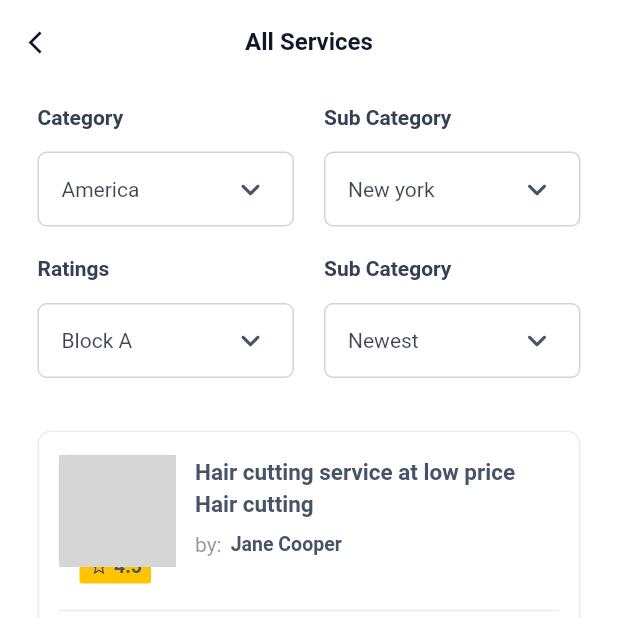
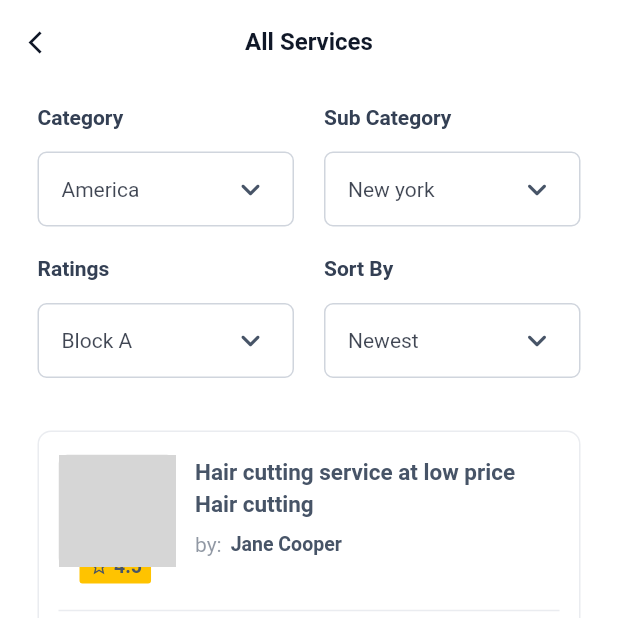
Before and after one commit to santhosh2119/qixer-app, a Flutter app: the AllServicePage screen opened directly, on a phone screen of 412 x 824 dp, the top half of it. Run offline on Flutter 3.47's test engine with Material 2 defaults, Android fonts, the phone set to English and light mode, and no system bars; drawn by our look-alikes of auto_size_text, cached_network_image; our stand-ins replace carousel_slider, flutter_spinkit, flutter_svg, fluttertoast, intl_phone_field, page_transition and 4 more; missing offline and left inert: flutterzilla_fixed_grid; network calls fail; grey boxes are pictures that could not be loaded.

Commit message:
search filter popup frontend done

```diff
--- a/lib/view/services/all_services_page.dart
+++ b/lib/view/services/all_services_page.dart
@@ -1,6 +1,7 @@
 import 'package:flutter/material.dart';
 import 'package:provider/provider.dart';
 import 'package:qixer/service/all_services_service.dart';
+import 'package:qixer/view/services/components/service_filter_dropdowns.dart';
 import 'package:qixer/view/services/service_details_page.dart';
 import 'package:qixer/view/utils/common_helper.dart';
 import 'package:qixer/view/utils/constant_colors.dart';
@@ -27,236 +28,8 @@ class AllServicePage extends StatelessWidget {
               const SizedBox(
                 height: 14,
               ),
-              //Dropdown
-              Row(
-                children: [
-                  // Category dropdown
-                  provider.categoryDropdown.isNotEmpty
-                      ? Expanded(
-                          child: Column(
-                          crossAxisAlignment: CrossAxisAlignment.start,
-                          children: [
-                            CommonHelper().labelCommon("Category"),
-                            Container(
-                              width: double.infinity,
-                              padding:
-                                  const EdgeInsets.symmetric(horizontal: 15),
-                              decoration: BoxDecoration(
-                                border: Border.all(color: cc.greyFive),
-                                borderRadius: BorderRadius.circular(6),
-                              ),
-                              child: DropdownButtonHideUnderline(
-                                child: DropdownButton<String>(
-                                  // menuMaxHeight: 200,
-                                  // isExpanded: true,
-                                  value: provider.selectedCategory,
-                                  icon: Icon(Icons.keyboard_arrow_down_rounded,
-                                      color: cc.greyFour),
-                                  iconSize: 26,
-                                  elevation: 17,
-                                  style: TextStyle(color: cc.greyFour),
-                                  onChanged: (newValue) {
-                                    provider.setCategoryValue(newValue);
-
-                                    //setting the id of selected value
-                                    // provider.setId(
-                                    //     provider.valueIndexList[
-                                    //         provider.dropdown
-                                    //             .indexOf(newValue)]);
-                                  },
-                                  items: provider.categoryDropdown
-                                      .map<DropdownMenuItem<String>>((value) {
-                                    return DropdownMenuItem(
-                                      value: value,
-                                      child: Text(
-                                        value,
-                                        style: TextStyle(
-                                            color:
-                                                cc.greyPrimary.withOpacity(.8)),
-                                      ),
-                                    );
-                                  }).toList(),
-                                ),
-                              ),
-                            )
-                          ],
-                        ))
-                      : Container(),
-
-                  // ====================>
-                  const SizedBox(
-                    width: 20,
-                  ),
-                  // Sub Category dropdown
-                  provider.subCategoryDropdown.isNotEmpty
-                      ? Expanded(
-                          child: Column(
-                          crossAxisAlignment: CrossAxisAlignment.start,
-                          children: [
-                            CommonHelper().labelCommon("Sub Category"),
-                            Container(
-                              width: double.infinity,
-                              padding:
-                                  const EdgeInsets.symmetric(horizontal: 15),
-                              decoration: BoxDecoration(
-                                border: Border.all(color: cc.greyFive),
-                                borderRadius: BorderRadius.circular(6),
-                              ),
-                              child: DropdownButtonHideUnderline(
-                                child: DropdownButton<String>(
-                                  // menuMaxHeight: 200,
-                                  // isExpanded: true,
-                                  value: provider.selectedSubCategory,
-                                  icon: Icon(Icons.keyboard_arrow_down_rounded,
-                                      color: cc.greyFour),
-                                  iconSize: 26,
-                                  elevation: 17,
-                                  style: TextStyle(color: cc.greyFour),
-                                  onChanged: (newValue) {
-                                    provider.setSubCategoryValue(newValue);
-
-                                    //setting the id of selected value
-                                    // provider.setId(
-                                    //     provider.valueIndexList[
-                                    //         provider.dropdown
-                                    //             .indexOf(newValue)]);
-                                  },
-                                  items: provider.subCategoryDropdown
-                                      .map<DropdownMenuItem<String>>((value) {
-                                    return DropdownMenuItem(
-                                      value: value,
-                                      child: Text(
-                                        value,
-                                        style: TextStyle(
-                                            color:
-                                                cc.greyPrimary.withOpacity(.8)),
-                                      ),
-                                    );
-                                  }).toList(),
-                                ),
-                              ),
-                            )
-                          ],
-                        ))
-                      : Container()
-                ],
-              ),
-
-              sizedBox20(),
-
-              Row(
-                children: [
-                  // Ratings dropdown
-                  provider.ratingsDropdown.isNotEmpty
-                      ? Expanded(
-                          child: Column(
-                          crossAxisAlignment: CrossAxisAlignment.start,
-                          children: [
-                            CommonHelper().labelCommon("Ratings"),
-                            Container(
-                              width: double.infinity,
-                              padding:
-                                  const EdgeInsets.symmetric(horizontal: 15),
-                              decoration: BoxDecoration(
-                                border: Border.all(color: cc.greyFive),
-                                borderRadius: BorderRadius.circular(6),
-                              ),
-                              child: DropdownButtonHideUnderline(
-                                child: DropdownButton<String>(
-                                  // menuMaxHeight: 200,
-                                  // isExpanded: true,
-                                  value: provider.selectedRatings,
-                                  icon: Icon(Icons.keyboard_arrow_down_rounded,
-                                      color: cc.greyFour),
-                                  iconSize: 26,
-                                  elevation: 17,
-                                  style: TextStyle(color: cc.greyFour),
-                                  onChanged: (newValue) {
-                                    provider.setRatingsValue(newValue);
-
-                                    //setting the id of selected value
-                                    // provider.setId(
-                                    //     provider.valueIndexList[
-                                    //         provider.dropdown
-                                    //             .indexOf(newValue)]);
-                                  },
-                                  items: provider.ratingsDropdown
-                                      .map<DropdownMenuItem<String>>((value) {
-                                    return DropdownMenuItem(
-                                      value: value,
-                                      child: Text(
-                                        value,
-                                        style: TextStyle(
-                                            color:
-                                                cc.greyPrimary.withOpacity(.8)),
-                                      ),
-                                    );
-                                  }).toList(),
-                                ),
-                              ),
-                            )
-                          ],
-                        ))
-                      : Container(),
-
-                  // ====================>
-                  const SizedBox(
-                    width: 20,
-                  ),
-                  // Sort by dropdown
-                  provider.sortByDropdown.isNotEmpty
-                      ? Expanded(
-                          child: Column(
-                          crossAxisAlignment: CrossAxisAlignment.start,
-                          children: [
-                            CommonHelper().labelCommon("Sub Category"),
-                            Container(
-                              width: double.infinity,
-                              padding:
-                                  const EdgeInsets.symmetric(horizontal: 15),
-                              decoration: BoxDecoration(
-                                border: Border.all(color: cc.greyFive),
-                                borderRadius: BorderRadius.circular(6),
-                              ),
-                              child: DropdownButtonHideUnderline(
-                                child: DropdownButton<String>(
-                                  // menuMaxHeight: 200,
-                                  // isExpanded: true,
-                                  value: provider.selectedSortBy,
-                                  icon: Icon(Icons.keyboard_arrow_down_rounded,
-                                      color: cc.greyFour),
-                                  iconSize: 26,
-                                  elevation: 17,
-                                  style: TextStyle(color: cc.greyFour),
-                                  onChanged: (newValue) {
-                                    provider.setSortByValue(newValue);
-
-                                    //setting the id of selected value
-                                    // provider.setId(
-                                    //     provider.valueIndexList[
-                                    //         provider.dropdown
-                                    //             .indexOf(newValue)]);
-                                  },
-                                  items: provider.sortByDropdown
-                                      .map<DropdownMenuItem<String>>((value) {
-                                    return DropdownMenuItem(
-                                      value: value,
-                                      child: Text(
-                                        value,
-                                        style: TextStyle(
-                                            color:
-                                                cc.greyPrimary.withOpacity(.8)),
-                                      ),
-                                    );
-                                  }).toList(),
-                                ),
-                              ),
-                            )
-                          ],
-                        ))
-                      : Container()
-                ],
-              ),
+              //Dropdown ==========>
+              const ServiceFilterDropdowns(),
 
               // Service List ===============>
               const SizedBox(
--- /dev/null
+++ b/lib/view/services/components/service_filter_dropdowns.dart
@@ -0,0 +1,242 @@
+import 'package:flutter/cupertino.dart';
+import 'package:flutter/material.dart';
+import 'package:provider/provider.dart';
+import 'package:qixer/service/all_services_service.dart';
+import 'package:qixer/view/utils/constant_colors.dart';
+import 'package:qixer/view/utils/constant_styles.dart';
+
+import '../../utils/common_helper.dart';
+
+class ServiceFilterDropdowns extends StatelessWidget {
+  const ServiceFilterDropdowns({Key? key}) : super(key: key);
+
+  @override
+  Widget build(BuildContext context) {
+    ConstantColors cc = ConstantColors();
+    return Consumer<AllServicesService>(
+      builder: (context, provider, child) => Column(
+        children: [
+          Row(
+            children: [
+              // Category dropdown
+              provider.categoryDropdown.isNotEmpty
+                  ? Expanded(
+                      child: Column(
+                      crossAxisAlignment: CrossAxisAlignment.start,
+                      children: [
+                        CommonHelper().labelCommon("Category"),
+                        Container(
+                          width: double.infinity,
+                          padding: const EdgeInsets.symmetric(horizontal: 15),
+                          decoration: BoxDecoration(
+                            border: Border.all(color: cc.greyFive),
+                            borderRadius: BorderRadius.circular(6),
+                          ),
+                          child: DropdownButtonHideUnderline(
+                            child: DropdownButton<String>(
+                              // menuMaxHeight: 200,
+                              // isExpanded: true,
+                              value: provider.selectedCategory,
+                              icon: Icon(Icons.keyboard_arrow_down_rounded,
+                                  color: cc.greyFour),
+                              iconSize: 26,
+                              elevation: 17,
+                              style: TextStyle(color: cc.greyFour),
+                              onChanged: (newValue) {
+                                provider.setCategoryValue(newValue);
+
+                                //setting the id of selected value
+                                // provider.setId(
+                                //     provider.valueIndexList[
+                                //         provider.dropdown
+                                //             .indexOf(newValue)]);
+                              },
+                              items: provider.categoryDropdown
+                                  .map<DropdownMenuItem<String>>((value) {
+                                return DropdownMenuItem(
+                                  value: value,
+                                  child: Text(
+                                    value,
+                                    style: TextStyle(
+                                        color: cc.greyPrimary.withOpacity(.8)),
+                                  ),
+                                );
+                              }).toList(),
+                            ),
+                          ),
+                        )
+                      ],
+                    ))
+                  : Container(),
+
+              // ====================>
+              const SizedBox(
+                width: 20,
+              ),
+              // Sub Category dropdown
+              provider.subCategoryDropdown.isNotEmpty
+                  ? Expanded(
+                      child: Column(
+                      crossAxisAlignment: CrossAxisAlignment.start,
+                      children: [
+                        CommonHelper().labelCommon("Sub Category"),
+                        Container(
+                          width: double.infinity,
+                          padding: const EdgeInsets.symmetric(horizontal: 15),
+                          decoration: BoxDecoration(
+                            border: Border.all(color: cc.greyFive),
+                            borderRadius: BorderRadius.circular(6),
+                          ),
+                          child: DropdownButtonHideUnderline(
+                            child: DropdownButton<String>(
+                              // menuMaxHeight: 200,
+                              // isExpanded: true,
+                              value: provider.selectedSubCategory,
+                              icon: Icon(Icons.keyboard_arrow_down_rounded,
+                                  color: cc.greyFour),
+                              iconSize: 26,
+                              elevation: 17,
+                              style: TextStyle(color: cc.greyFour),
+                              onChanged: (newValue) {
+                                provider.setSubCategoryValue(newValue);
+
+                                //setting the id of selected value
+                                // provider.setId(
+                                //     provider.valueIndexList[
+                                //         provider.dropdown
+                                //             .indexOf(newValue)]);
+                              },
+                              items: provider.subCategoryDropdown
+                                  .map<DropdownMenuItem<String>>((value) {
+                                return DropdownMenuItem(
+                                  value: value,
+                                  child: Text(
+                                    value,
+                                    style: TextStyle(
+                                        color: cc.greyPrimary.withOpacity(.8)),
+                                  ),
+                                );
+                              }).toList(),
+                            ),
+                          ),
+                        )
+                      ],
+                    ))
+                  : Container()
+            ],
+          ),
+          sizedBox20(),
+          Row(
+            children: [
+              // Ratings dropdown
+              provider.ratingsDropdown.isNotEmpty
+                  ? Expanded(
+                      child: Column(
+                      crossAxisAlignment: CrossAxisAlignment.start,
+                      children: [
+                        CommonHelper().labelCommon("Ratings"),
+                        Container(
+                          width: double.infinity,
+                          padding: const EdgeInsets.symmetric(horizontal: 15),
+                          decoration: BoxDecoration(
+                            border: Border.all(color: cc.greyFive),
+                            borderRadius: BorderRadius.circular(6),
+                          ),
+                          child: DropdownButtonHideUnderline(
+                            child: DropdownButton<String>(
+                              // menuMaxHeight: 200,
+                              // isExpanded: true,
+                              value: provider.selectedRatings,
+                              icon: Icon(Icons.keyboard_arrow_down_rounded,
+                                  color: cc.greyFour),
+                              iconSize: 26,
+                              elevation: 17,
+                              style: TextStyle(color: cc.greyFour),
+                              onChanged: (newValue) {
+                                provider.setRatingsValue(newValue);
+
+                                //setting the id of selected value
+                                // provider.setId(
+                                //     provider.valueIndexList[
+                                //         provider.dropdown
+                                //             .indexOf(newValue)]);
+                              },
+                              items: provider.ratingsDropdown
+                                  .map<DropdownMenuItem<String>>((value) {
+                                return DropdownMenuItem(
+                                  value: value,
+                                  child: Text(
+                                    value,
+                                    style: TextStyle(
+                                        color: cc.greyPrimary.withOpacity(.8)),
+                                  ),
+                                );
+                              }).toList(),
+                            ),
+                          ),
+                        )
+                      ],
+                    ))
+                  : Container(),
+
+              // ====================>
+              const SizedBox(
+                width: 20,
+              ),
+              // Sort by dropdown
+              provider.sortByDropdown.isNotEmpty
+                  ? Expanded(
+                      child: Column(
+                      crossAxisAlignment: CrossAxisAlignment.start,
+                      children: [
+                        CommonHelper().labelCommon("Sort By"),
+                        Container(
+                          width: double.infinity,
+                          padding: const EdgeInsets.symmetric(horizontal: 15),
+                          decoration: BoxDecoration(
+                            border: Border.all(color: cc.greyFive),
+                            borderRadius: BorderRadius.circular(6),
+                          ),
+                          child: DropdownButtonHideUnderline(
+                            child: DropdownButton<String>(
+                              // menuMaxHeight: 200,
+                              // isExpanded: true,
+                              value: provider.selectedSortBy,
+                              icon: Icon(Icons.keyboard_arrow_down_rounded,
+                                  color: cc.greyFour),
+                              iconSize: 26,
+                              elevation: 17,
+                              style: TextStyle(color: cc.greyFour),
+                              onChanged: (newValue) {
+                                provider.setSortByValue(newValue);
+
+                                //setting the id of selected value
+                                // provider.setId(
+                                //     provider.valueIndexList[
+                                //         provider.dropdown
+                                //             .indexOf(newValue)]);
+                              },
+                              items: provider.sortByDropdown
+                                  .map<DropdownMenuItem<String>>((value) {
+                                return DropdownMenuItem(
+                                  value: value,
+                                  child: Text(
+                                    value,
+                                    style: TextStyle(
+                                        color: cc.greyPrimary.withOpacity(.8)),
+                                  ),
+                                );
+                              }).toList(),
+                            ),
+                          ),
+                        )
+                      ],
+                    ))
+                  : Container()
+            ],
+          ),
+        ],
+      ),
+    );
+  }
+}
```
Also changed, not shown: lib/view/home/components/search_bar.dart (+7 -1 lines), lib/view/tabs/search/components/search_helper.dart (added, +34 -0 lines), lib/view/tabs/search/search_page.dart (+11 -2 lines).
